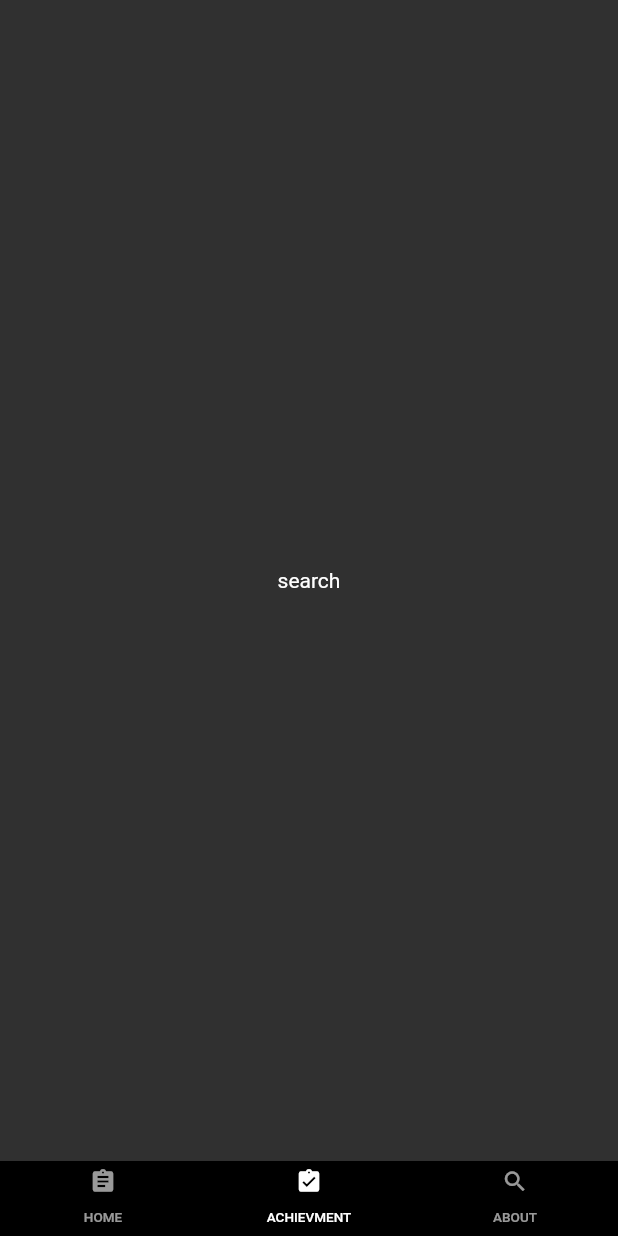
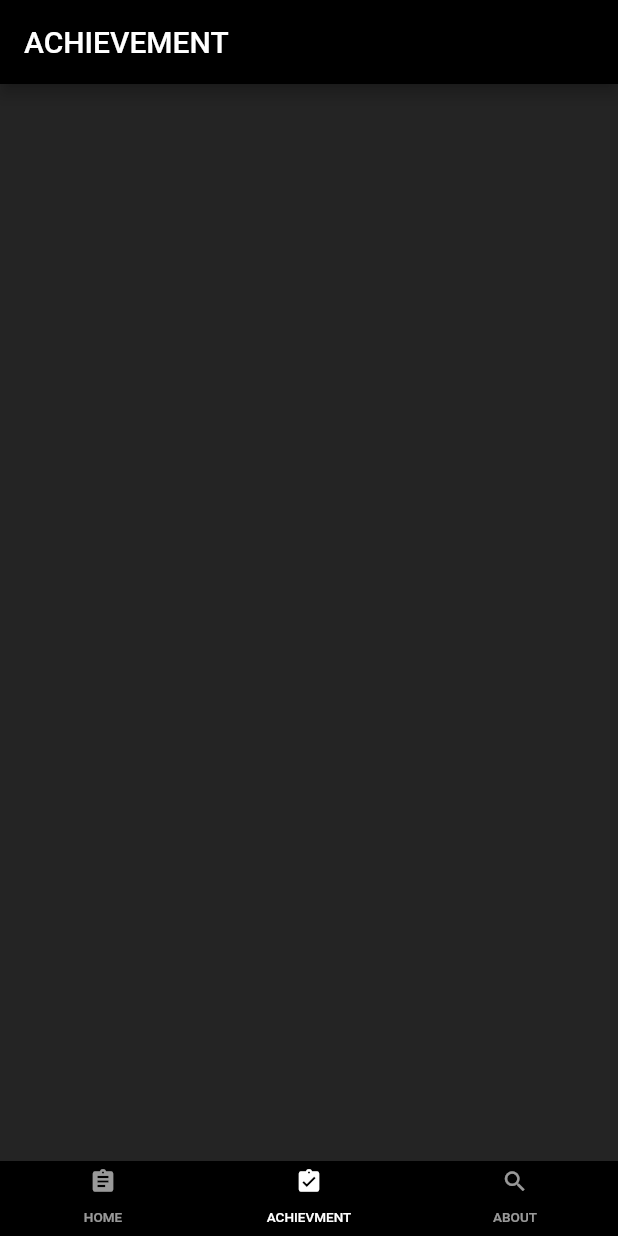
Before and after one commit to yujo11/PROGRAM_42, a Flutter app: the screen it shows after launch, item 2 of the bottom bar chosen, on a phone screen of 412 x 824 dp. Run offline on Flutter 3.47's test engine with Material 2 defaults, Android fonts, the phone set to English and light mode, and no system bars.

Commit message:
Add Screen

```diff
--- a/toodo_progrma42/lib/main.dart
+++ b/toodo_progrma42/lib/main.dart
@@ -1,6 +1,8 @@
 import 'package:flutter/material.dart';
+import 'package:toodoprogrma42/screen/screen_about.dart';
+import 'package:toodoprogrma42/screen/screen_achievement.dart';
+import 'package:toodoprogrma42/screen/screen_home.dart';
 import 'package:toodoprogrma42/widget/bottom_bar.dart';
-
 
 void main() => runApp(TooDo());
 
@@ -26,21 +28,9 @@ class _TooDoState extends State<TooDo> {
           body: TabBarView(
             physics: NeverScrollableScrollPhysics(),
             children: <Widget>[
-              Container(
-                child: Center(
-                  child: Text('home'),
-                ),
-              ),
-              Container(
-                child: Center(
-                  child: Text('search'),
-                ),
-              ),
-              Container(
-                child: Center(
-                  child: Text('save'),
-                ),
-              ),
+              HomeScreen(),
+              AchievementScreen(),
+              AboutScreen(),
             ],
           ),
           bottomNavigationBar: Bottom(),
--- a/toodo_progrma42/lib/screen/screen_about.dart
+++ b/toodo_progrma42/lib/screen/screen_about.dart
@@ -1 +1,29 @@
 import 'package:flutter/material.dart';
+import 'package:toodoprogrma42/widget/todo_list.dart';
+
+class AboutScreen extends StatefulWidget {
+  _AboutScreenState createState() => _AboutScreenState();
+}
+
+class _AboutScreenState extends State<AboutScreen> {
+  @override
+  Widget build(BuildContext context) {
+    return new MaterialApp(
+      theme: ThemeData(
+        brightness: Brightness.dark,
+        primaryColor: Colors.black,
+        accentColor: Colors.white,
+      ),
+      title: 'ToDo List',
+      home: Scaffold(
+        backgroundColor: Colors.black26,
+        appBar: AppBar(
+          title: Text(
+            'ABOUT',
+            textAlign: TextAlign.center,
+          ),
+        ),
+      ),
+    );
+  }
+}
--- a/toodo_progrma42/lib/screen/screen_achievement.dart
+++ b/toodo_progrma42/lib/screen/screen_achievement.dart
@@ -1 +1,29 @@
 import 'package:flutter/material.dart';
+import 'package:toodoprogrma42/widget/todo_list.dart';
+
+class AchievementScreen extends StatefulWidget {
+  _AchievementScreenState createState() => _AchievementScreenState();
+}
+
+class _AchievementScreenState extends State<AchievementScreen> {
+  @override
+  Widget build(BuildContext context) {
+    return new MaterialApp(
+      theme: ThemeData(
+        brightness: Brightness.dark,
+        primaryColor: Colors.black,
+        accentColor: Colors.white,
+      ),
+      title: 'ToDo List',
+      home: Scaffold(
+        backgroundColor: Colors.black26,
+        appBar: AppBar(
+          title: Text(
+            'ACHIEVEMENT',
+            textAlign: TextAlign.center,
+          ),
+        ),
+      ),
+    );
+  }
+}
--- a/toodo_progrma42/lib/screen/screen_home.dart
+++ b/toodo_progrma42/lib/screen/screen_home.dart
@@ -1 +1,29 @@
 import 'package:flutter/material.dart';
+import 'package:toodoprogrma42/widget/todo_list.dart';
+
+class HomeScreen extends StatefulWidget {
+  _HomeScreenState createState() => _HomeScreenState();
+}
+
+class _HomeScreenState extends State<HomeScreen> {
+  @override
+  Widget build(BuildContext context) {
+    return new MaterialApp(
+      theme: ThemeData(
+        brightness: Brightness.dark,
+        primaryColor: Colors.black,
+        accentColor: Colors.white,
+      ),
+      title: 'ToDo List',
+      home: Scaffold(
+        backgroundColor: Colors.black26,
+        appBar: AppBar(
+          title: Text(
+            'HOME',
+            textAlign: TextAlign.center,
+          ),
+        ),
+      ),
+    );
+  }
+}
--- /dev/null
+++ b/toodo_progrma42/lib/widget/todo_list.dart
@@ -0,0 +1 @@
+import 'package:flutter/material.dart';
```
